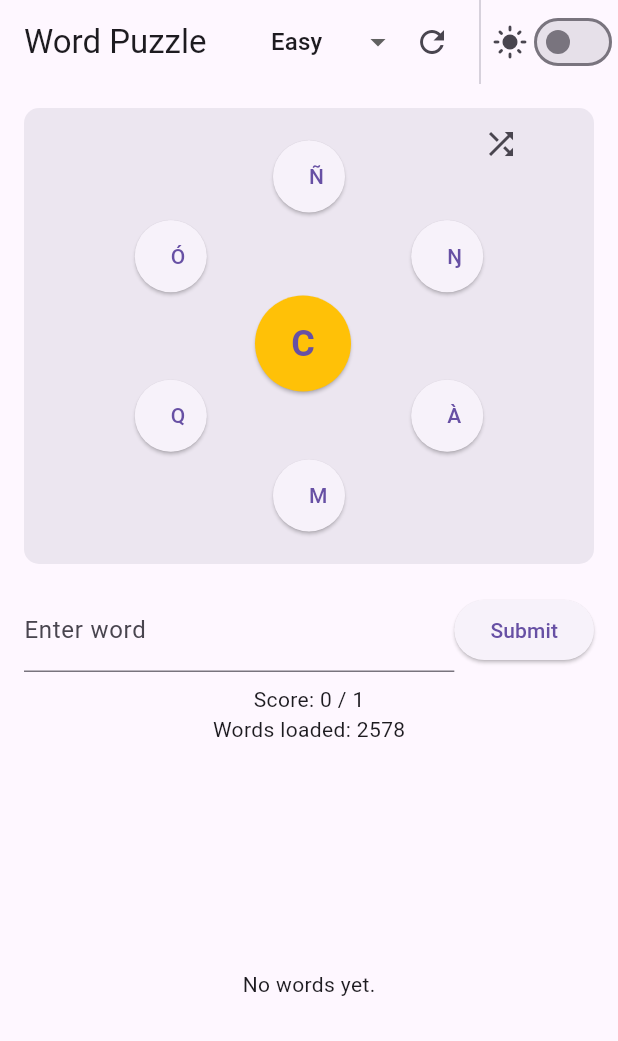
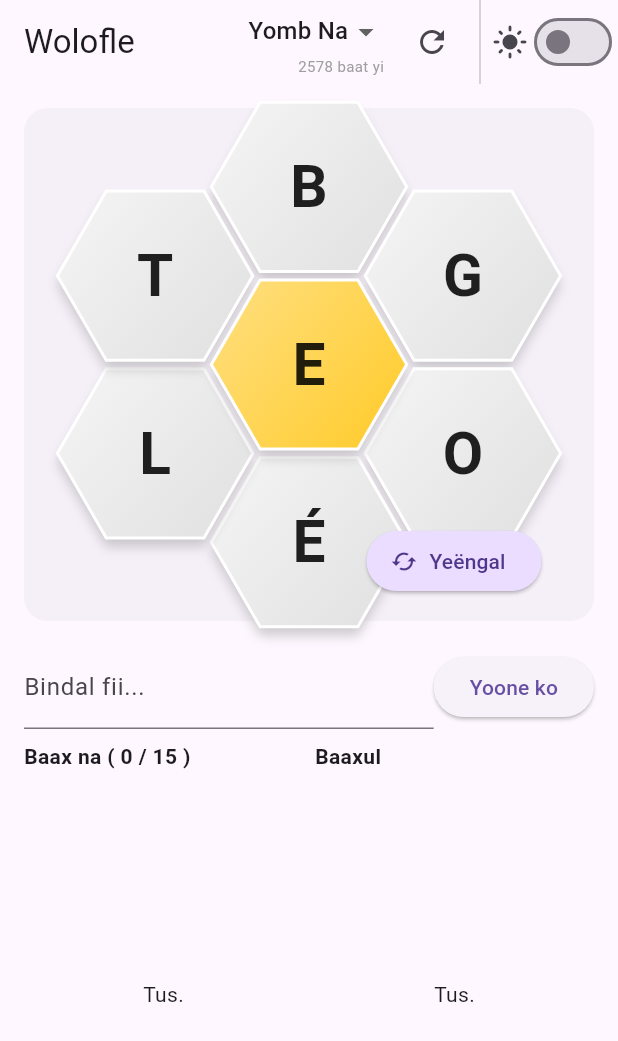
Before and after one commit to Alexiuzs/Puzzle-game, a Flutter app: the screen it shows after launch, on a phone screen of 412 x 824 dp. Shown: the top 1041 px of the screen. Run offline on Flutter 3.47's test engine with Material 3 defaults, Android fonts, the phone set to English and light mode, and no system bars.

Commit message:
Improved UI and wolof words

```diff
--- a/lib/screens/game_screen.dart
+++ b/lib/screens/game_screen.dart
@@ -13,6 +13,8 @@ import '../services/word_validator.dart';
 import '../widgets/letter_wheel.dart';
 import '../widgets/word_list.dart';
 import '../theme_notifier.dart';
+
+enum SubmitResult { success, alreadyFound, invalid }
 
 /// Notifier that holds the current puzzle state and user progress.
 class PuzzleNotifier extends ChangeNotifier {
@@ -33,9 +35,18 @@ class PuzzleNotifier extends ChangeNotifier {
   /// debugging or displaying to the user.
   int get dictionarySize => _dictionary.length;
   final List<String> _found = [];
+  final List<String> _triedWords = [];
 
   Puzzle? get puzzle => _puzzle;
-  List<String> get foundWords => List.unmodifiable(_found);
+  List<String> get foundWords {
+    final list = _found.toList()..sort();
+    return List.unmodifiable(list);
+  }
+
+  List<String> get triedWords {
+    // Show most recent attempts at the top, or optionally sorted as well.
+    return List.unmodifiable(_triedWords.reversed);
+  }
 
   int get score {
     var s = 0;
@@ -68,18 +79,18 @@ class PuzzleNotifier extends ChangeNotifier {
       // generate the first puzzle (daily seed)
       final today = DateTime.now();
       final seed = int.parse(DateFormat('yyyyMMdd').format(today));
-      _puzzle = PuzzleGenerator.generateDaily(seed, _alphabet, words);
+
+      // We want the starting screen to always have at least 15 valid words.
+      int dailySeed = seed;
+      while (true) {
+        _puzzle = PuzzleGenerator.generateDaily(dailySeed, _alphabet, words);
+        if (_puzzle!.totalWords >= 15) break;
+        dailySeed++; // Deterministically hunt until we hit an 'Easy' valid combo for the day
+      }
+
       debugPrint(
         'initialize: daily puzzle center=${_puzzle?.centerLetter} totalWords=${_puzzle?.totalWords}',
       );
-      // if the daily puzzle happens to have no valid words (common with
-      // small/foreign word lists), fall back to a random playable puzzle
-      if (_puzzle!.validWords.isEmpty) {
-        _puzzle = PuzzleGenerator.generateRandom(_alphabet, _dictionary);
-        debugPrint(
-          'initialize: daily empty, used random center=${_puzzle?.centerLetter} totalWords=${_puzzle?.totalWords}',
-        );
-      }
       notifyListeners();
       debugPrint('initialize: finished successfully');
     } catch (e, st) {
@@ -89,17 +100,21 @@ class PuzzleNotifier extends ChangeNotifier {
     }
   }
 
-  bool submit(String input) {
+  SubmitResult submit(String input) {
     final w = input.trim().toLowerCase();
-    if (_puzzle == null) return false;
-    if (w.isEmpty) return false;
-    if (_found.contains(w)) return false;
+    if (_puzzle == null) return SubmitResult.invalid;
+    if (w.isEmpty) return SubmitResult.invalid;
+    if (_found.contains(w)) return SubmitResult.alreadyFound;
     if (WordValidator.isValid(w, _puzzle!, _dictionary)) {
       _found.add(w);
       notifyListeners();
-      return true;
+      return SubmitResult.success;
     }
-    return false;
+    if (!_triedWords.contains(w)) {
+      _triedWords.add(w);
+      notifyListeners();
+    }
+    return SubmitResult.invalid;
   }
 
   void shuffleOuter() {
@@ -126,14 +141,23 @@ class PuzzleNotifier extends ChangeNotifier {
 
     final oldCenter = _puzzle?.centerLetter;
     // generate a random puzzle that has at least one valid word
-    var newPuzzle = PuzzleGenerator.generateRandom(_alphabet, _dictionary, difficulty: _difficulty);
+    var newPuzzle = PuzzleGenerator.generateRandom(
+      _alphabet,
+      _dictionary,
+      difficulty: _difficulty,
+    );
     // if by bad luck the center didn't change, try one more time
     if (oldCenter != null && newPuzzle.centerLetter == oldCenter) {
-      newPuzzle = PuzzleGenerator.generateRandom(_alphabet, _dictionary, difficulty: _difficulty);
+      newPuzzle = PuzzleGenerator.generateRandom(
+        _alphabet,
+        _dictionary,
+        difficulty: _difficulty,
+      );
     }
 
     _puzzle = newPuzzle;
     _found.clear();
+    _triedWords.clear();
     notifyListeners();
   }
 }
@@ -169,11 +193,19 @@ class GameScreenState extends State<GameScreen> {
 
     return Scaffold(
       appBar: AppBar(
-        title: const Text('Word Puzzle'),
+        title: const Text('Wolofle'),
         actions: [
           Consumer<PuzzleNotifier>(
             builder: (context, notifier, _) {
-              return DropdownButtonHideUnderline(
+              return Padding(
+                padding: const EdgeInsets.symmetric(horizontal: 8.0),
+                child: Column(
+                  mainAxisAlignment: MainAxisAlignment.center,
+                  crossAxisAlignment: CrossAxisAlignment.end,
+                  children: [
+                    SizedBox(
+                      height: 32,
+                      child: DropdownButtonHideUnderline(
                         child: DropdownButton<PuzzleDifficulty>(
                           value: notifier.difficulty,
                           onChanged: (diff) {
@@ -186,9 +218,26 @@ class GameScreenState extends State<GameScreen> {
                             }
                           },
                           items: const [
-                    DropdownMenuItem(value: PuzzleDifficulty.easy, child: Text('Easy')),
-                    DropdownMenuItem(value: PuzzleDifficulty.medium, child: Text('Medium')),
-                    DropdownMenuItem(value: PuzzleDifficulty.hard, child: Text('Hard')),
+                            DropdownMenuItem(
+                              value: PuzzleDifficulty.easy,
+                              child: Text('Yomb Na'),
+                            ),
+                            DropdownMenuItem(
+                              value: PuzzleDifficulty.medium,
+                              child: Text('Bu Yëm'),
+                            ),
+                            DropdownMenuItem(
+                              value: PuzzleDifficulty.hard,
+                              child: Text('Jafe Na'),
+                            ),
+                          ],
+                        ),
+                      ),
+                    ),
+                    Text(
+                      '${notifier.dictionarySize} baat yi',
+                      style: const TextStyle(fontSize: 10, color: Colors.grey),
+                    ),
                   ],
                 ),
               );
@@ -247,29 +296,86 @@ class GameScreenState extends State<GameScreen> {
                 Expanded(
                   child: TextField(
                     controller: _controller,
-                    decoration: const InputDecoration(labelText: 'Enter word'),
+                    decoration: const InputDecoration(labelText: 'Bindal fii...'),
+                    onSubmitted: (_) {
+                      final result = notifier.submit(_controller.text);
+                      setState(() {
+                        if (result == SubmitResult.success) {
+                          _message = 'Baax na!';
+                        } else if (result == SubmitResult.alreadyFound) {
+                          _message = 'Baax na (Ba pare)';
+                        } else {
+                          _message = 'Baaxul';
+                        }
+                      });
+                      _controller.clear();
+                    },
                   ),
                 ),
                 ElevatedButton(
                   onPressed: () {
-                    final success = notifier.submit(_controller.text);
+                    final result = notifier.submit(_controller.text);
                     setState(() {
-                      _message = success ? 'Baax na!' : 'Invalid';
+                      if (result == SubmitResult.success) {
+                        _message = 'Baax na!';
+                      } else if (result == SubmitResult.alreadyFound) {
+                        _message = 'Baax na (Ba pare)';
+                      } else {
+                        _message = 'Baaxul';
+                      }
                     });
-                    // if (success) _controller.clear();
                     _controller.clear();
                   },
-                  child: const Text('Submit'),
+                  child: const Text('Yoone ko'),
                 ),
               ],
             ),
-            if (_message.isNotEmpty) Text(_message),
+            if (_message.isNotEmpty)
+              Padding(
+                padding: const EdgeInsets.only(top: 8.0),
+                child: Text(
+                  _message,
+                  style: TextStyle(
+                    color: _message.startsWith('Baax na') ? Colors.green : Colors.red,
+                    fontWeight: FontWeight.bold,
+                  ),
+                ),
+              ),
             const SizedBox(height: 8),
-            Text('Score: ${notifier.score} / ${notifier.totalPossible}'),
-            // show dictionary size for debugging
-            Text('Words loaded: ${notifier.dictionarySize}'),
-            const SizedBox(height: 8),
+            Expanded(
+              child: Row(
+                crossAxisAlignment: CrossAxisAlignment.start,
+                children: [
+                  Expanded(
+                    child: Column(
+                      crossAxisAlignment: CrossAxisAlignment.start,
+                      children: [
+                        Text(
+                          'Baax na ( ${notifier.foundWords.length} / ${notifier.totalPossible} )',
+                          style: const TextStyle(fontWeight: FontWeight.bold),
+                        ),
+                        const SizedBox(height: 4),
                         Expanded(child: WordList(words: notifier.foundWords)),
+                      ],
+                    ),
+                  ),
+                  const SizedBox(width: 8),
+                  Expanded(
+                    child: Column(
+                      crossAxisAlignment: CrossAxisAlignment.start,
+                      children: [
+                        const Text(
+                          'Baaxul',
+                          style: TextStyle(fontWeight: FontWeight.bold),
+                        ),
+                        const SizedBox(height: 4),
+                        Expanded(child: WordList(words: notifier.triedWords)),
+                      ],
+                    ),
+                  ),
+                ],
+              ),
+            ),
           ];
 
           return Padding(
--- /dev/null
+++ b/lib/widgets/hexagon_button.dart
@@ -0,0 +1,143 @@
+import 'package:flutter/material.dart';
+
+class HexagonButton extends StatefulWidget {
+  final String letter;
+  final bool isCenter;
+  final VoidCallback onTap;
+  final double width;
+
+  const HexagonButton({
+    super.key,
+    required this.letter,
+    this.isCenter = false,
+    required this.onTap,
+    this.width = 80.0,
+  });
+
+  @override
+  State<HexagonButton> createState() => _HexagonButtonState();
+}
+
+class _HexagonButtonState extends State<HexagonButton> {
+  bool _isPressed = false;
+
+  @override
+  Widget build(BuildContext context) {
+    // Colors
+    final isDark = Theme.of(context).brightness == Brightness.dark;
+
+    final centerGradient = isDark
+      ? const LinearGradient(colors: [Color(0xFFFFD54F), Color(0xFFFFB300)], begin: Alignment.topLeft, end: Alignment.bottomRight)
+      : const LinearGradient(colors: [Color(0xFFFFE082), Color(0xFFFFCA28)], begin: Alignment.topLeft, end: Alignment.bottomRight);
+
+    final outerGradient = isDark
+      ? const LinearGradient(colors: [Color(0xFF424242), Color(0xFF303030)], begin: Alignment.topLeft, end: Alignment.bottomRight)
+      : const LinearGradient(colors: [Color(0xFFF5F5F5), Color(0xFFE0E0E0)], begin: Alignment.topLeft, end: Alignment.bottomRight);
+
+    final textColor = widget.isCenter
+        ? Colors.black87
+        : (isDark ? Colors.white : Colors.black87);
+
+    final highlightColor = isDark ? Colors.white.withValues(alpha: 0.1) : Colors.white;
+    final shadowColor = isDark ? Colors.black54 : Colors.grey.withValues(alpha: 0.5);
+
+    return GestureDetector(
+      onTapDown: (_) => setState(() => _isPressed = true),
+      onTapUp: (_) {
+        setState(() => _isPressed = false);
+        widget.onTap();
+      },
+      onTapCancel: () => setState(() => _isPressed = false),
+      child: AnimatedContainer(
+        duration: const Duration(milliseconds: 100),
+        width: widget.width,
+        height: widget.width * 0.866, // Keep proper aspect ratio: height = width * (sqrt(3)/2)
+        transform: Matrix4.translationValues(0, _isPressed ? 4.0 : 0.0, 0),
+        child: CustomPaint(
+          painter: HexagonPainter(
+            gradient: widget.isCenter ? centerGradient : outerGradient,
+            isPressed: _isPressed,
+            shadowColor: shadowColor,
+            highlightColor: highlightColor,
+          ),
+          child: Center(
+            child: Text(
+              widget.letter.toUpperCase(),
+              style: TextStyle(
+                fontSize: widget.width * 0.3, // dynamic scaling font size
+                height: 1.1,
+                fontWeight: FontWeight.bold,
+                color: textColor,
+              ),
+            ),
+          ),
+        ),
+      ),
+    );
+  }
+}
+
+class HexagonPainter extends CustomPainter {
+  final Gradient gradient;
+  final bool isPressed;
+  final Color shadowColor;
+  final Color highlightColor;
+
+  HexagonPainter({
+    required this.gradient,
+    required this.isPressed,
+    required this.shadowColor,
+    required this.highlightColor,
+  });
+
+  @override
+  void paint(Canvas canvas, Size size) {
+    final path = _getHexagonPath(size);
+
+    // Draw Drop Shadow
+    if (!isPressed) {
+      canvas.drawPath(
+        path.shift(const Offset(0, 6)),
+        Paint()
+          ..color = shadowColor
+          ..maskFilter = const MaskFilter.blur(BlurStyle.normal, 4),
+      );
+    }
+
+    // Draw Main Hexagon Body
+    final paint = Paint()
+      ..shader = gradient.createShader(Rect.fromLTWH(0, 0, size.width, size.height))
+      ..style = PaintingStyle.fill;
+    canvas.drawPath(path, paint);
+
+    // Inner Highlight / Bevel (Neumorphic effect)
+    final strokePaint = Paint()
+      ..color = isPressed ? shadowColor.withValues(alpha: 0.2) : highlightColor
+      ..style = PaintingStyle.stroke
+      ..strokeWidth = 2.0;
+    canvas.drawPath(path, strokePaint);
+  }
+
+  Path _getHexagonPath(Size size) {
+    final w = size.width;
+    final h = size.height;
+
+    // Flat-topped hexagon
+    return Path()
+      ..moveTo(w * 0.25, 0)
+      ..lineTo(w * 0.75, 0)
+      ..lineTo(w, h * 0.5)
+      ..lineTo(w * 0.75, h)
+      ..lineTo(w * 0.25, h)
+      ..lineTo(0, h * 0.5)
+      ..close();
+  }
+
+  @override
+  bool shouldRepaint(covariant HexagonPainter oldDelegate) {
+    return oldDelegate.gradient != gradient ||
+           oldDelegate.isPressed != isPressed ||
+           oldDelegate.shadowColor != shadowColor ||
+           oldDelegate.highlightColor != highlightColor;
+  }
+}
--- a/lib/widgets/letter_wheel.dart
+++ b/lib/widgets/letter_wheel.dart
@@ -3,9 +3,10 @@ import 'dart:math';
 import 'package:flutter/material.dart';
 
 import '../models/puzzle.dart';
+import 'hexagon_button.dart';
 
-/// A simple representation of the seven letters in the puzzle. The center letter
-/// is visually distinguished. tapping an outer letter notifies the callback.
+/// A stylish hexagon honeycomb representation of the seven letters in the puzzle.
+/// The center letter is visually distinguished. Tapping a letter notifies the callback.
 class LetterWheel extends StatelessWidget {
   final Puzzle puzzle;
   final void Function(String letter) onLetterTap;
@@ -25,23 +26,56 @@ class LetterWheel extends StatelessWidget {
         .toList();
 
     return Container(
-      alignment: .center,
+      alignment: Alignment.center,
       decoration: BoxDecoration(
-        borderRadius: BorderRadius.circular(10),
-        color: Theme.of(context).colorScheme.surfaceContainerHigh,
+        borderRadius: BorderRadius.circular(16),
+        color: Theme.of(context).colorScheme.surfaceContainerHigh.withValues(alpha: 0.5),
       ),
-
       child: LayoutBuilder(
         builder: (context, constraints) {
-          // determine a square area to work inside
-          final size =
-              (constraints.maxWidth < constraints.maxHeight
-                  ? constraints.maxWidth
-                  : constraints.maxHeight) *
-              0.8;
-          final radius = size * 0.35;
+          // Adjust overall size to fit the container comfortably
+          final size = min(constraints.maxWidth, constraints.maxHeight) * 0.9;
           final center = Offset(size / 2, size / 2);
-          const buttonSize = 48.0;
+
+          const gapMult = 1.05;
+          // Calculate max hexagon width to fit exactly in container
+          // Width spans ~2.5 full hexagon widths when staggered
+          final maxHexWidth = size / (2.5 * gapMult);
+          // Scale dynamically but don't grow beyond a massive desktop size
+          final hexOriginWidth = min(maxHexWidth, 160.0);
+
+          // Calculate the height of the flat-topped hexagon: W * sqrt(3)/2
+          final hexOriginHeight = hexOriginWidth * 0.866;
+
+          // For a flat-topped hexagon, the distance from the center to its neighbor
+          // to perfectly stack them horizontally is X offset = W * 0.75
+          // Vertically, it is Y offset = H
+          // Let's position the 6 outer hexagons around the center.
+          // The angles for tight adjacent flat-topped hexagons are at 30, 90, 150, 210, 270, 330 degrees
+          // BUT actually, a much simpler approach for identical hex spacing is:
+          // X off = w * 0.75 * cos(theta), Y off = w * 0.75 * sin(theta) wait...
+          // The true distance from center-to-center for flat topped is:
+          // Top-Right: (w * 0.75, -h/2)
+          // Top-Left: (-w * 0.75, -h/2)
+          // Right: (0, -h) -- wait, for flat topped:
+          // Center is (0,0). Neighbors are:
+          // 1: (0, -h) (Top)
+          // 2: (w*0.75, -h/2) (Top Right)
+          // 3: (w*0.75, h/2) (Bottom Right)
+          // 4: (0, h) (Bottom)
+          // 5: (-w*0.75, h/2) (Bottom Left)
+          // 6: (-w*0.75, -h/2) (Top Left)
+
+          // We will scale up just slightly to give them a tiny gap
+
+          final offsets = [
+            Offset(0, -hexOriginHeight * gapMult), // Top
+            Offset(hexOriginWidth * 0.75 * gapMult, -hexOriginHeight / 2 * gapMult), // Top Right
+            Offset(hexOriginWidth * 0.75 * gapMult, hexOriginHeight / 2 * gapMult), // Bottom Right
+            Offset(0, hexOriginHeight * gapMult), // Bottom
+            Offset(-hexOriginWidth * 0.75 * gapMult, hexOriginHeight / 2 * gapMult), // Bottom Left
+            Offset(-hexOriginWidth * 0.75 * gapMult, -hexOriginHeight / 2 * gapMult), // Top Left
+          ];
 
           return Center(
             child: SizedBox(
@@ -49,55 +83,51 @@ class LetterWheel extends StatelessWidget {
               height: size,
               child: Stack(
                 alignment: Alignment.center,
+                clipBehavior: Clip.none,
                 children: [
-                  // outer letters positioned on a circle (hexagonally)
+                  // Outer letters
                   for (var i = 0; i < outer.length; i++)
                     Positioned(
-                      left:
-                          center.dx +
-                          radius * cos(2 * pi * i / outer.length - pi / 2) -
-                          buttonSize / 2,
-                      top:
-                          center.dy +
-                          radius * sin(2 * pi * i / outer.length - pi / 2) -
-                          buttonSize / 2,
-                      child: SizedBox(
-                        width: buttonSize,
-                        height: buttonSize,
-                        child: ElevatedButton(
-                          onPressed: () => onLetterTap(outer[i]),
-                          child: Text(outer[i].toUpperCase()),
-                        ),
+                      left: center.dx + offsets[i].dx - hexOriginWidth / 2,
+                      top: center.dy + offsets[i].dy - hexOriginHeight / 2,
+                      child: HexagonButton(
+                        letter: outer[i],
+                        width: hexOriginWidth,
+                        onTap: () => onLetterTap(outer[i]),
                       ),
                     ),
-                  // center letter
+
+                  // Center letter
                   Positioned(
-                    left: center.dx - 36,
-                    top: center.dy - 36,
-                    child: ElevatedButton(
-                      style: ElevatedButton.styleFrom(
-                        shape: const CircleBorder(),
-                        padding: const EdgeInsets.all(24),
-                        backgroundColor: Colors.amber,
-                      ),
-                      onPressed: () => onLetterTap(puzzle.centerLetter),
-                      child: Text(
-                        puzzle.centerLetter.toUpperCase(),
-                        style: const TextStyle(
-                          fontSize: 24,
-                          fontWeight: FontWeight.bold,
-                        ),
-                      ),
+                    left: center.dx - hexOriginWidth / 2,
+                    top: center.dy - hexOriginHeight / 2,
+                    child: HexagonButton(
+                      letter: puzzle.centerLetter,
+                      isCenter: true,
+                      width: hexOriginWidth,
+                      onTap: () => onLetterTap(puzzle.centerLetter),
                     ),
                   ),
+
+                  // Shuffle button
                   if (onShuffle != null)
                     Positioned(
-                      right: 0,
-                      top: 0,
-                      child: IconButton(
-                        icon: const Icon(Icons.shuffle),
-                        onPressed: onShuffle,
-                        tooltip: 'Shuffle letters',
+                      right: 16,
+                      bottom: 16,
+                      child: Tooltip(
+                        message: 'Shuffle letters',
+                        child: ElevatedButton.icon(
+                          onPressed: onShuffle,
+                          style: ElevatedButton.styleFrom(
+                            backgroundColor: Theme.of(context).colorScheme.primaryContainer,
+                            foregroundColor: Theme.of(context).colorScheme.onPrimaryContainer,
+                            shape: RoundedRectangleBorder(
+                              borderRadius: BorderRadius.circular(20),
+                            ),
+                          ),
+                          icon: const Icon(Icons.cached),
+                          label: const Text('Yeëngal'),
+                        ),
                       ),
                     ),
                 ],
--- a/lib/widgets/word_list.dart
+++ b/lib/widgets/word_list.dart
@@ -9,11 +9,14 @@ class WordList extends StatelessWidget {
   @override
   Widget build(BuildContext context) {
     if (words.isEmpty) {
-      return const Center(child: Text('No words yet.'));
+      return const Center(child: Text('Tus.'));
     }
     return ListView.builder(
       itemCount: words.length,
-      itemBuilder: (_, index) => ListTile(title: Text(words[index])),
+      itemBuilder: (_, index) => Padding(
+        padding: const EdgeInsets.symmetric(vertical: 2.0),
+        child: Text(words[index]),
+      ),
     );
   }
 }
```
Lines whose indentation alone changed are shown as unchanged.
